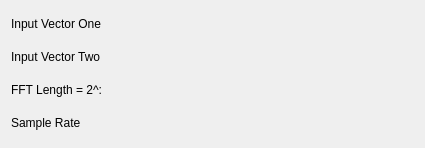
This is src/plugins/dataobject/crossspectrum/crossspectrumconfig.ui in Kst-plot/kst as Qt 5 draws it before an edit. The edited form follows.
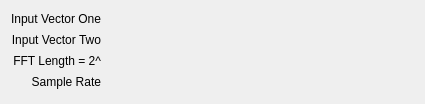
This is the edited form. Custom widgets are drawn as their Qt base class.

The edit to the form file:
```diff
--- a/src/plugins/dataobject/crossspectrum/crossspectrumconfig.ui
+++ b/src/plugins/dataobject/crossspectrum/crossspectrumconfig.ui
@@ -1,12 +1,12 @@
 <ui version="4.0" >
  <class>CrossSpectrumConfig</class>
- <widget class="QWidget" name="CrossSpectrumConfig" >
-  <property name="geometry" >
+ <widget class="QWidget" name="CrossSpectrumConfig">
+  <property name="geometry">
    <rect>
     <x>0</x>
     <y>0</y>
     <width>425</width>
-    <height>148</height>
+    <height>104</height>
    </rect>
   </property>
   <property name="minimumSize" >
@@ -15,13 +15,11 @@
     <height>0</height>
    </size>
   </property>
-  <layout class="QVBoxLayout" name="verticalLayout" >
-   <item>
-    <layout class="QHBoxLayout" name="horizontalLayout_4" >
-     <item>
-      <widget class="QLabel" name="label_3" >
-       <property name="sizePolicy" >
-        <sizepolicy vsizetype="Fixed" hsizetype="Fixed" >
+  <layout class="QGridLayout" name="gridLayout">
+   <item row="0" column="0">
+    <widget class="QLabel" name="label_3">
+     <property name="sizePolicy">
+      <sizepolicy hsizetype="Fixed" vsizetype="Fixed">
          <horstretch>0</horstretch>
          <verstretch>0</verstretch>
         </sizepolicy>
@@ -34,37 +32,20 @@
        </property>
       </widget>
      </item>
-     <item>
-      <spacer name="horizontalSpacer" >
-       <property name="orientation" >
-        <enum>Qt::Horizontal</enum>
-       </property>
-       <property name="sizeHint" stdset="0" >
-        <size>
-         <width>40</width>
-         <height>20</height>
-        </size>
-       </property>
-      </spacer>
-     </item>
-     <item>
-      <widget class="Kst::VectorSelector" native="1" name="_vectorOne" >
-       <property name="sizePolicy" >
-        <sizepolicy vsizetype="Preferred" hsizetype="Expanding" >
+   <item row="0" column="1">
+    <widget class="Kst::VectorSelector" name="_vectorOne" native="true">
+     <property name="sizePolicy">
+      <sizepolicy hsizetype="Expanding" vsizetype="Preferred">
          <horstretch>0</horstretch>
          <verstretch>0</verstretch>
         </sizepolicy>
        </property>
       </widget>
      </item>
-    </layout>
-   </item>
-   <item>
-    <layout class="QHBoxLayout" name="horizontalLayout_3" >
-     <item>
-      <widget class="QLabel" name="label_5" >
-       <property name="sizePolicy" >
-        <sizepolicy vsizetype="Fixed" hsizetype="Fixed" >
+   <item row="1" column="0">
+    <widget class="QLabel" name="label_5">
+     <property name="sizePolicy">
+      <sizepolicy hsizetype="Preferred" vsizetype="Fixed">
          <horstretch>0</horstretch>
          <verstretch>0</verstretch>
         </sizepolicy>
@@ -72,78 +53,50 @@
        <property name="text" >
         <string>Input Vector Two</string>
        </property>
-       <property name="wordWrap" >
+     <property name="alignment">
+      <set>Qt::AlignRight|Qt::AlignTrailing|Qt::AlignVCenter</set>
+     </property>
+     <property name="wordWrap">
         <bool>false</bool>
        </property>
       </widget>
      </item>
-     <item>
-      <spacer name="horizontalSpacer_2" >
-       <property name="orientation" >
-        <enum>Qt::Horizontal</enum>
-       </property>
-       <property name="sizeHint" stdset="0" >
-        <size>
-         <width>40</width>
-         <height>20</height>
-        </size>
-       </property>
-      </spacer>
-     </item>
-     <item>
-      <widget class="Kst::VectorSelector" native="1" name="_vectorTwo" >
-       <property name="sizePolicy" >
-        <sizepolicy vsizetype="Preferred" hsizetype="Expanding" >
+   <item row="1" column="1">
+    <widget class="Kst::VectorSelector" name="_vectorTwo" native="true">
+     <property name="sizePolicy">
+      <sizepolicy hsizetype="Expanding" vsizetype="Preferred">
          <horstretch>0</horstretch>
          <verstretch>0</verstretch>
         </sizepolicy>
        </property>
       </widget>
      </item>
-    </layout>
-   </item>
-   <item>
-    <layout class="QHBoxLayout" name="horizontalLayout_2" >
-     <item>
-      <widget class="QLabel" name="label_4" >
-       <property name="sizePolicy" >
-        <sizepolicy vsizetype="Fixed" hsizetype="Fixed" >
+   <item row="2" column="0">
+    <widget class="QLabel" name="label_4">
+     <property name="sizePolicy">
+      <sizepolicy hsizetype="Preferred" vsizetype="Fixed">
          <horstretch>0</horstretch>
          <verstretch>0</verstretch>
         </sizepolicy>
        </property>
-       <property name="text" >
-        <string>FFT Length = 2^:</string>
-       </property>
-       <property name="wordWrap" >
+     <property name="text">
+      <string>FFT Length = 2^</string>
+     </property>
+     <property name="alignment">
+      <set>Qt::AlignRight|Qt::AlignTrailing|Qt::AlignVCenter</set>
+     </property>
+     <property name="wordWrap">
         <bool>false</bool>
        </property>
       </widget>
      </item>
-     <item>
-      <spacer name="horizontalSpacer_3" >
-       <property name="orientation" >
-        <enum>Qt::Horizontal</enum>
-       </property>
-       <property name="sizeHint" stdset="0" >
-        <size>
-         <width>40</width>
-         <height>20</height>
-        </size>
-       </property>
-      </spacer>
-     </item>
-     <item>
-      <widget class="Kst::ScalarSelector" native="1" name="_scalarFFT" />
-     </item>
-    </layout>
-   </item>
-   <item>
-    <layout class="QHBoxLayout" name="horizontalLayout" >
-     <item>
-      <widget class="QLabel" name="label_6" >
-       <property name="sizePolicy" >
-        <sizepolicy vsizetype="Fixed" hsizetype="Fixed" >
+   <item row="2" column="1">
+    <widget class="Kst::ScalarSelector" name="_scalarFFT" native="true"/>
+   </item>
+   <item row="3" column="0">
+    <widget class="QLabel" name="label_6">
+     <property name="sizePolicy">
+      <sizepolicy hsizetype="Preferred" vsizetype="Fixed">
          <horstretch>0</horstretch>
          <verstretch>0</verstretch>
         </sizepolicy>
@@ -151,32 +104,20 @@
        <property name="text" >
         <string>Sample Rate</string>
        </property>
-       <property name="wordWrap" >
+     <property name="alignment">
+      <set>Qt::AlignRight|Qt::AlignTrailing|Qt::AlignVCenter</set>
+     </property>
+     <property name="wordWrap">
         <bool>false</bool>
        </property>
       </widget>
      </item>
-     <item>
-      <spacer name="horizontalSpacer_4" >
-       <property name="orientation" >
-        <enum>Qt::Horizontal</enum>
-       </property>
-       <property name="sizeHint" stdset="0" >
-        <size>
-         <width>40</width>
-         <height>20</height>
-        </size>
-       </property>
-      </spacer>
-     </item>
-     <item>
-      <widget class="Kst::ScalarSelector" native="1" name="_scalarRate" />
-     </item>
-    </layout>
+   <item row="3" column="1">
+    <widget class="Kst::ScalarSelector" name="_scalarRate" native="true"/>
    </item>
   </layout>
  </widget>
- <layoutdefault spacing="6" margin="11" />
+ <layoutdefault spacing="6" margin="11"/>
  <customwidgets>
   <customwidget>
    <class>Kst::VectorSelector</class>
```
Left out of the diff: 13 changed lines with no effect on the pictures. Lines whose indentation alone changed are shown as unchanged.
